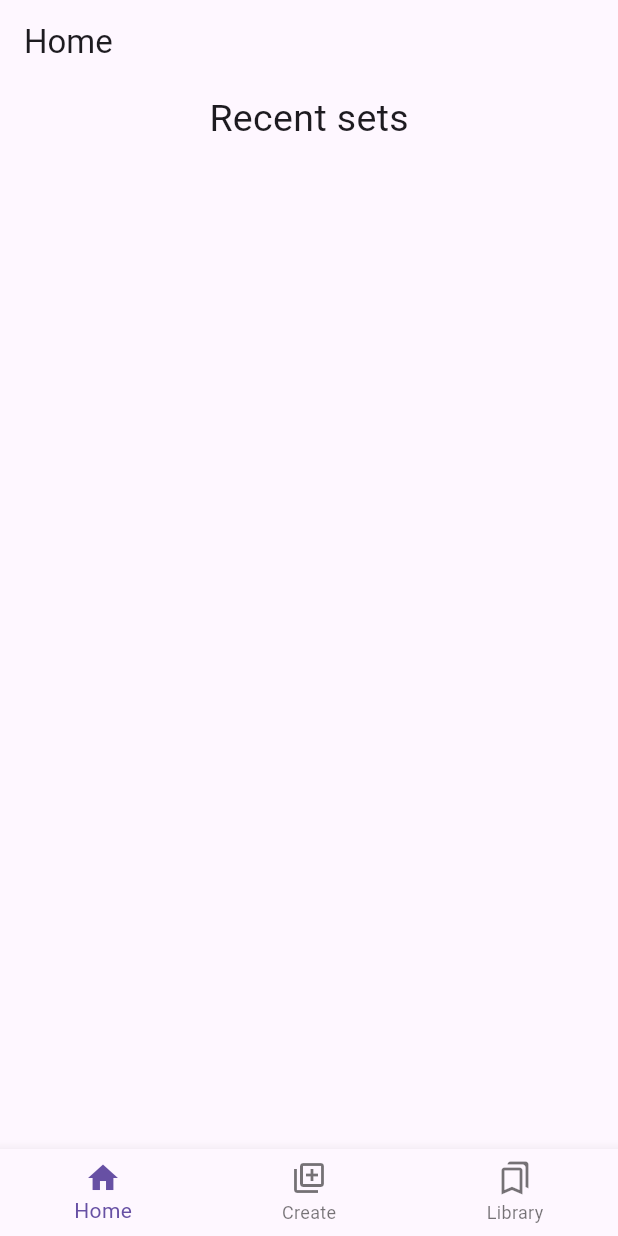
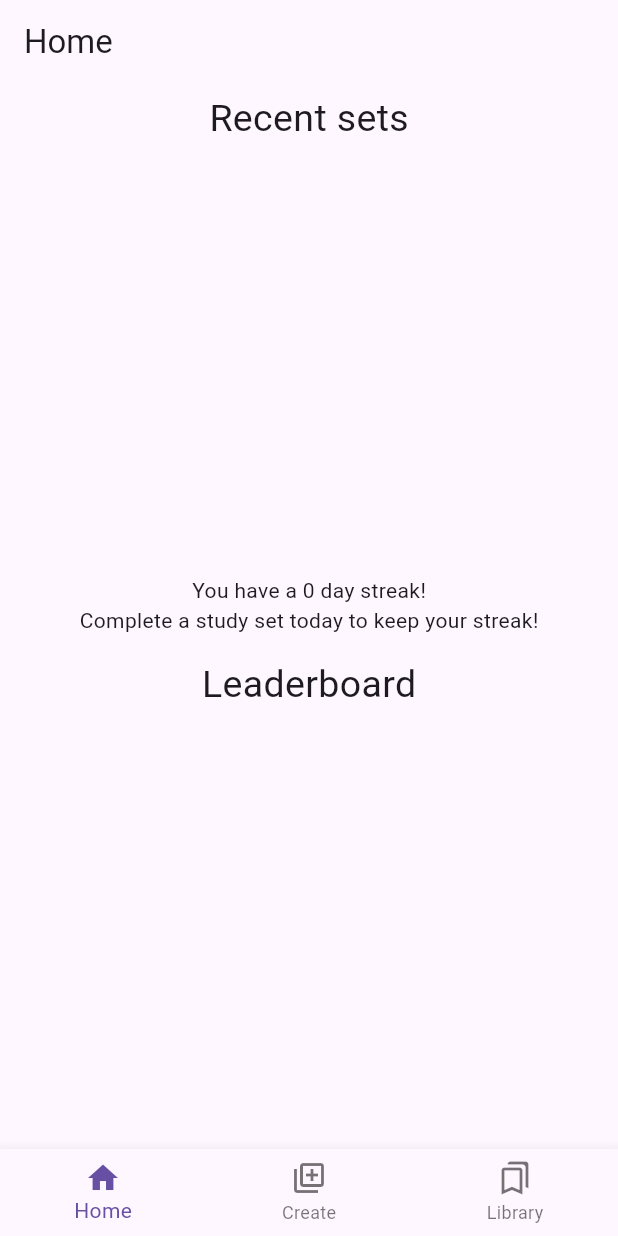
Before and after one commit to huiwzg/MAD_Flutter, a Flutter app: the screen it shows once a user with an empty profile is signed in, on a phone screen of 412 x 824 dp. Run offline on Flutter 3.47's test engine with Material 3 defaults, Android fonts, the phone set to English and light mode, and no system bars; our stand-ins replace firebase_auth, firebase_core, firebase_database, flutter_map, fluttertoast, geolocator and 4 more; missing offline and left inert: firebase_ui_auth, firebase_ui_oauth_google; accounts and stored records are empty.

Commit message:
OSM window + leaderboard

```diff
--- a/mad_flutter/lib/home.dart
+++ b/mad_flutter/lib/home.dart
@@ -1,6 +1,12 @@
+import 'package:firebase_auth/firebase_auth.dart';
 import 'package:flutter/material.dart';
 import 'package:mad_flutter/database_helper.dart';
 import 'package:mad_flutter/library.dart';
+import 'package:firebase_database/firebase_database.dart';
+import 'package:geolocator/geolocator.dart';
+import 'package:mad_flutter/mapscreen.dart';
+import 'package:mad_flutter/streakstorage.dart';
+import 'package:mad_flutter/score_manager.dart';
 
 class HomePage extends StatefulWidget {
   const HomePage({super.key});
@@ -11,11 +17,36 @@ class HomePage extends StatefulWidget {
 
 class _HomePageState extends State<HomePage> {
   List<Map<String, String>> recents = [];
+  List<Map<String, String>> leaderboard = [];
+
+  int streak = 0;
+  bool activeToday = false;
 
   @override
   void initState() {
     super.initState();
+
     loadRecents();
+    loadLeaderboard();
+
+    StreakStorage.update(false);
+    loadStreak();
+  }
+
+  void loadStreak() async {
+    final _streak = await StreakStorage.getStreak();
+    final _activeToday = await StreakStorage.wasActiveToday();
+    setState(() {
+      streak = _streak;
+      activeToday = _activeToday;
+    });
+  }
+
+  void loadLeaderboard() async {
+    final _leaderboard = await ScoreManager.downloadScores();
+    setState(() {
+      leaderboard = _leaderboard;
+    });
   }
 
   void loadRecents() async {
@@ -49,13 +80,51 @@ class _HomePageState extends State<HomePage> {
                       onTap: () {
                         LibraryPageState.launchStudySet(context, recents[index]['id']!).then((_) {
                           loadRecents();
+                          loadLeaderboard();
+                          loadStreak();
                         });
                       },
                     )
                   );
                 },
               ),
-            )
+            ),
+
+            Text("You have a ${streak} day streak!"),
+            if (!activeToday) ...[
+              Text("Complete a study set today to keep your streak!"),
+            ],
+            SizedBox(height: 15),
+            Text("Leaderboard", style: TextStyle(fontSize: 25)),
+            Expanded(
+              child: ListView.builder(
+                itemCount: leaderboard.length,
+                itemBuilder: (context, index) {
+                  return Container(
+                    decoration: BoxDecoration(
+                      border: Border.all(color: Colors.grey),
+                      borderRadius: BorderRadius.circular(8),
+                    ),
+                    child: ListTile(
+                      title: Text(leaderboard[index]['name'] ?? "??"),
+                      subtitle: Text("Streak: ${leaderboard[index]['score'] ?? "??"}"),
+                      onTap: () {
+                        Navigator.push(
+                          context,
+                          MaterialPageRoute(
+                            builder: (_) => MapScreen(entry: LocationEntry(
+                              name: leaderboard[index]['name'] ?? "??",
+                              latitude: double.tryParse(leaderboard[index]['latitude'] ?? "0") ?? 0,
+                              longitude: double.tryParse(leaderboard[index]['longitude'] ?? "0") ?? 0,
+                            )),
+                          ),
+                        );
+                      },
+                    )
+                  );
+                },
+              ),
+            ),
           ]
         ),
       )
--- /dev/null
+++ b/mad_flutter/lib/mapscreen.dart
@@ -0,0 +1,46 @@
+import 'package:flutter/material.dart';
+import 'package:flutter_map/flutter_map.dart';
+import 'package:latlong2/latlong.dart';
+
+class LocationEntry {
+  final String name;
+  final double latitude;
+  final double longitude;
+
+  LocationEntry({
+    required this.name,
+    required this.latitude,
+    required this.longitude,
+  });
+}
+
+class MapScreen extends StatelessWidget {
+  final LocationEntry entry;
+
+  MapScreen({required this.entry});
+
+  @override
+  Widget build(BuildContext context) {
+    final marker = Marker(
+      point: LatLng(entry.latitude, entry.longitude),
+      child: Icon(Icons.location_on, color: Colors.red, size: 40),
+    );
+
+    return Scaffold(
+      appBar: AppBar(title: Text(entry.name)),
+      body: FlutterMap(
+        options: MapOptions(
+          initialCenter: LatLng(entry.latitude, entry.longitude),
+          initialZoom: 13.0,
+        ),
+        children: [
+          TileLayer(
+            urlTemplate: 'https://{s}.tile.openstreetmap.org/{z}/{x}/{y}.png',
+            subdomains: ['a', 'b', 'c'],
+          ),
+          MarkerLayer(markers: [marker]),
+        ],
+      ),
+    );
+  }
+}
--- /dev/null
+++ b/mad_flutter/lib/score_manager.dart
@@ -0,0 +1,71 @@
+import 'package:firebase_auth/firebase_auth.dart';
+import 'package:firebase_database/firebase_database.dart';
+import 'package:geolocator/geolocator.dart';
+import 'package:mad_flutter/streakstorage.dart';
+
+class ScoreManager {
+
+  static final DatabaseReference _dbRef = FirebaseDatabase.instance.ref("");
+
+  static Future<Position?> getUserLocation() async {
+    bool serviceEnabled;
+    LocationPermission permission;
+
+    // Check if location services are enabled
+    serviceEnabled = await Geolocator.isLocationServiceEnabled();
+    if (!serviceEnabled) {
+      // Location services are not enabled
+      return null;
+    }
+
+    // Check for permissions
+    permission = await Geolocator.checkPermission();
+    if (permission == LocationPermission.denied) {
+      permission = await Geolocator.requestPermission();
+      if (permission == LocationPermission.denied) {
+        // Permissions are denied
+        return null;
+      }
+    }
+
+    if (permission == LocationPermission.deniedForever) {
+      // Permissions are permanently denied
+      return null;
+    }
+
+    // If permissions are granted, get the position
+    return await Geolocator.getCurrentPosition(locationSettings: AndroidSettings(accuracy: LocationAccuracy.high));
+  }
+
+  static void uploadScore(int newScore) async {
+    Position? loc = await getUserLocation();
+    _dbRef.child("users/${FirebaseAuth.instance.currentUser?.uid}").set({
+      "name": "${FirebaseAuth.instance.currentUser?.displayName}",
+      "score": "${newScore}",
+      "latitude": "${loc?.latitude ?? "???"}",
+      "longitude": "${loc?.longitude ?? "???"}"
+    }).then((_) {
+      print("Data written successfully!");
+    }).catchError((error) {
+      print("Failed to write data: $error");
+    });
+  }
+
+  static Future<List<Map<String, String>>> downloadScores() async {
+    DatabaseEvent event = await _dbRef.child("users").once();
+    final tmp = event.snapshot.value;
+    print(tmp);
+
+    final map = (tmp as Map<Object?, Object?>).cast<String, dynamic>();
+    return map.entries.map((entry) {
+      final value = (entry.value as Map<Object?, Object?>).cast<String, dynamic>();
+      return {
+        'id': entry.key,
+        'name': value['name'].toString(),
+        'score': value['score'].toString(),
+        'latitude': value['latitude'].toString(),
+        'longitude': value['longitude'].toString()
+      };
+    }).toList();
+  }
+}
--- /dev/null
+++ b/mad_flutter/lib/streakstorage.dart
@@ -0,0 +1,73 @@
+import 'package:mad_flutter/score_manager.dart';
+import 'package:shared_preferences/shared_preferences.dart';
+
+class StreakStorage {
+  static const String _streakKey = 'streak';
+  static const String _lastActivityKey = 'last_activity_day';
+
+  static bool sameDay(DateTime a, DateTime b) {
+    if (a.day == b.day && a.month == b.month && a.year == b.year) {
+      return true;
+    }
+    return false;
+  }
+
+  // calling update(false) will check if the streak is stale (user was not
+  //  active yesterday) and reset it if necessary, but will not increment the
+  //  streak for today.
+  // calling update(true) does the same except will increment the streak for
+  //  today (if the streak is not stale)
+  static Future<void> update(bool activeToday) async {
+    final lastActivity = await getLastDate();
+    final currentStreak = await getStreak();
+    final now = DateTime.now();
+
+    // if lastActivity is the same day as now, do nothing
+    if (sameDay(lastActivity, now)) {
+      return;
+    }
+
+    // if lastActivity is today - 1, increment streak and update lastDate
+    if (sameDay(lastActivity, now.subtract(Duration(days: 1)))) {
+      if (activeToday) {
+        setStreak(currentStreak + 1);
+        setLastDate(now);
+      }
+      return;
+    }
+
+    // (else) lastActivity is today - 2 or earlier, set streak to 1 and update lastDate
+    setStreak(activeToday ? 1 : 0);
+    if (activeToday) {
+      setLastDate(now);
+    }
+  }
+
+  static Future<int> getStreak() async {
+    final prefs = await SharedPreferences.getInstance();
+    return prefs.getInt(_streakKey) ?? 0;
+  }
+
+  static Future<void> setStreak(int value) async {
+    ScoreManager.uploadScore(value);
+    final prefs = await SharedPreferences.getInstance();
+    await prefs.setInt(_streakKey, value);
+  }
+
+  static Future<DateTime> getLastDate() async {
+    final prefs = await SharedPreferences.getInstance();
+    return DateTime.fromMillisecondsSinceEpoch(prefs.getInt(_lastActivityKey) ?? 0);
+  }
+
+  static Future<void> setLastDate(DateTime dt) async {
+    final prefs = await SharedPreferences.getInstance();
+    await prefs.setInt(_lastActivityKey, dt.millisecondsSinceEpoch);
+  }
+
+  static Future<bool> wasActiveToday() async {
+    if (sameDay(DateTime.now(), await getLastDate())) {
+      return true;
+    }
+    return false;
+  }
+}
--- a/mad_flutter/lib/study.dart
+++ b/mad_flutter/lib/study.dart
@@ -6,6 +6,7 @@ import 'package:mad_flutter/database_helper.dart';
 import 'package:mad_flutter/flashcard.dart';
 
 import 'package:logger/logger.dart';
+import 'package:mad_flutter/streakstorage.dart';
 import 'package:shared_preferences/shared_preferences.dart';
 
 class StudyPage extends StatefulWidget {
@@ -100,6 +101,7 @@ class _StudyPageState extends State<StudyPage> {
       return const Center(child: CircularProgressIndicator());
     } else {
       if (flashcardFields == null || flashcardFields!.isEmpty) {
+        StreakStorage.update(true);
         return Scaffold(
           appBar: AppBar(
             title: Text((title == null) ? "Study set" : title!),
```
Also changed, not shown: mad_flutter/pubspec.yaml (+7 -2 lines), mad_flutter/lib/firebase_options.dart, mad_flutter/pubspec.lock, 2 other files.
